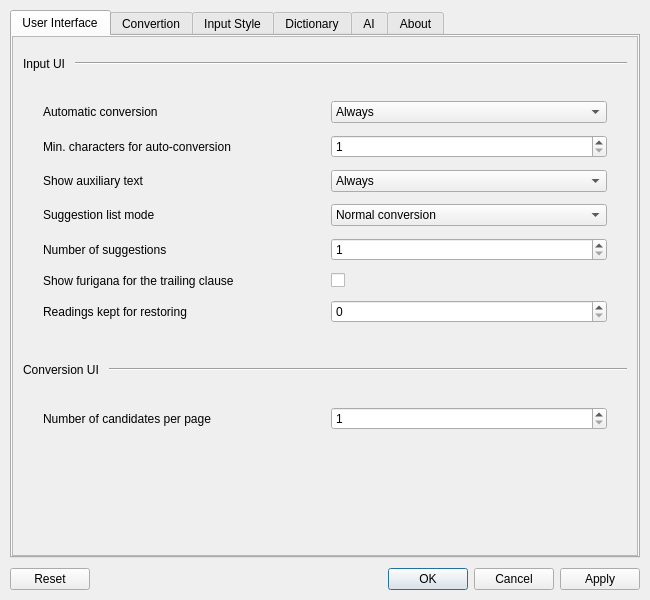
yosagi/hazkey, file hazkey-settings/mainwindow.ui: the form before one commit.
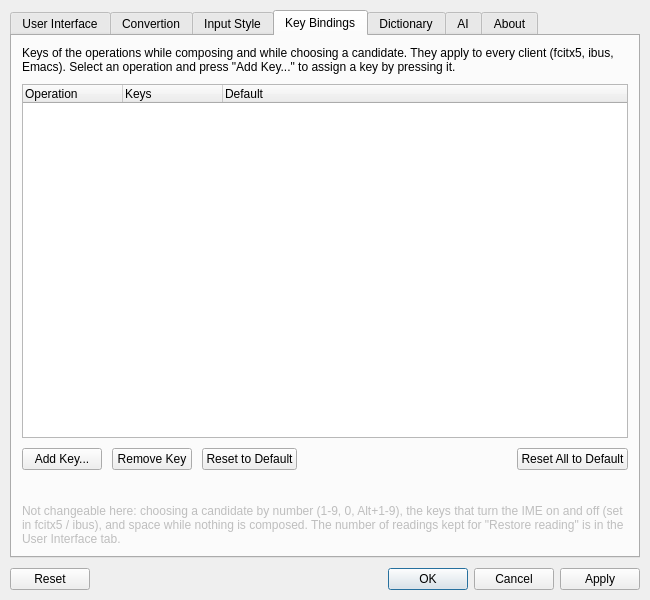
The form after the commit. The open tabs and pages were chosen to show the change. Icons and pictures are not drawn.

Commit message: settings: add a Key Bindings tab

```diff
--- a/hazkey-settings/mainwindow.ui
+++ b/hazkey-settings/mainwindow.ui
@@ -1442,6 +1442,143 @@
        </item>
       </layout>
      </widget>
+     <widget class="QWidget" name="keyBindingsTab">
+      <attribute name="title">
+       <string>Key Bindings</string>
+      </attribute>
+      <layout class="QVBoxLayout" name="keyBindingsTabLayout">
+       <property name="spacing">
+        <number>10</number>
+       </property>
+       <property name="leftMargin">
+        <number>10</number>
+       </property>
+       <property name="topMargin">
+        <number>10</number>
+       </property>
+       <property name="rightMargin">
+        <number>10</number>
+       </property>
+       <property name="bottomMargin">
+        <number>10</number>
+       </property>
+       <item>
+        <widget class="QLabel" name="keyBindingsDescription">
+         <property name="text">
+          <string>Keys of the operations while composing and while choosing a candidate. They apply to every client (fcitx5, ibus, Emacs). Select an operation and press &quot;Add Key...&quot; to assign a key by pressing it.</string>
+         </property>
+         <property name="wordWrap">
+          <bool>true</bool>
+         </property>
+        </widget>
+       </item>
+       <item>
+        <widget class="QTreeWidget" name="keyBindingTree">
+         <property name="rootIsDecorated">
+          <bool>false</bool>
+         </property>
+         <property name="uniformRowHeights">
+          <bool>true</bool>
+         </property>
+         <property name="itemsExpandable">
+          <bool>false</bool>
+         </property>
+         <property name="allColumnsShowFocus">
+          <bool>true</bool>
+         </property>
+         <attribute name="headerStretchLastSection">
+          <bool>true</bool>
+         </attribute>
+         <column>
+          <property name="text">
+           <string>Operation</string>
+          </property>
+         </column>
+         <column>
+          <property name="text">
+           <string>Keys</string>
+          </property>
+         </column>
+         <column>
+          <property name="text">
+           <string>Default</string>
+          </property>
+         </column>
+        </widget>
+       </item>
+       <item>
+        <layout class="QHBoxLayout" name="keyBindingButtons">
+         <item>
+          <widget class="QPushButton" name="keyBindingAddButton">
+           <property name="text">
+            <string>Add Key...</string>
+           </property>
+          </widget>
+         </item>
+         <item>
+          <widget class="QPushButton" name="keyBindingRemoveButton">
+           <property name="text">
+            <string>Remove Key</string>
+           </property>
+          </widget>
+         </item>
+         <item>
+          <widget class="QPushButton" name="keyBindingResetButton">
+           <property name="text">
+            <string>Reset to Default</string>
+           </property>
+          </widget>
+         </item>
+         <item>
+          <spacer name="keyBindingButtonSpacer">
+           <property name="orientation">
+            <enum>Qt::Orientation::Horizontal</enum>
+           </property>
+           <property name="sizeHint" stdset="0">
+            <size>
+             <width>40</width>
+             <height>20</height>
+            </size>
+           </property>
+          </spacer>
+         </item>
+         <item>
+          <widget class="QPushButton" name="keyBindingResetAllButton">
+           <property name="text">
+            <string>Reset All to Default</string>
+           </property>
+          </widget>
+         </item>
+        </layout>
+       </item>
+       <item>
+        <widget class="QLabel" name="keyBindingWarnings">
+         <property name="text">
+          <string/>
+         </property>
+         <property name="wordWrap">
+          <bool>true</bool>
+         </property>
+         <property name="textFormat">
+          <enum>Qt::TextFormat::PlainText</enum>
+         </property>
+        </widget>
+       </item>
+       <item>
+        <widget class="QLabel" name="keyBindingsNote">
+         <property name="text">
+          <string>Not changeable here: choosing a candidate by number (1-9, 0, Alt+1-9), the keys that turn the IME on and off (set in fcitx5 / ibus), and space while nothing is composed. The number of readings kept for &quot;Restore reading&quot; is in the User Interface tab.</string>
+         </property>
+         <property name="wordWrap">
+          <bool>true</bool>
+         </property>
+         <property name="enabled">
+          <bool>false</bool>
+         </property>
+        </widget>
+       </item>
+      </layout>
+     </widget>
      <widget class="QWidget" name="dictionaryTab">
       <attribute name="title">
        <string>Dictionary</string>
```
The commit also changes 8 other files.
